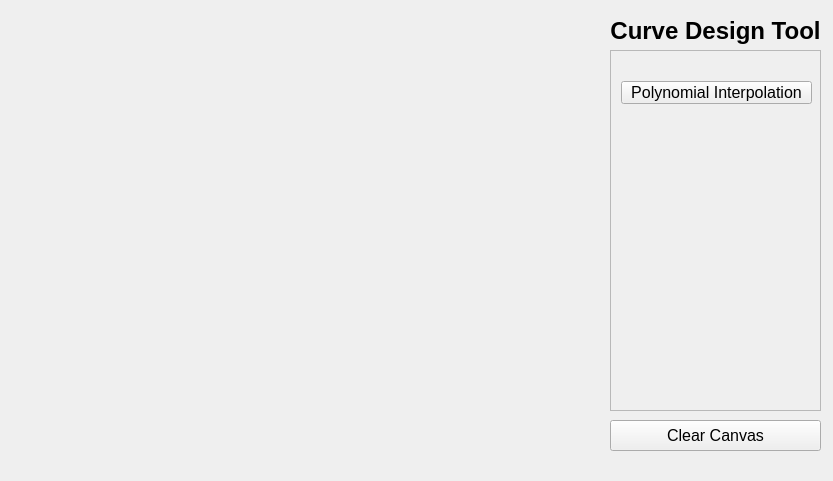
Fang2896/2D-Curve-Design-Tool, file src/ui/mainwindow.ui: the form before one commit.
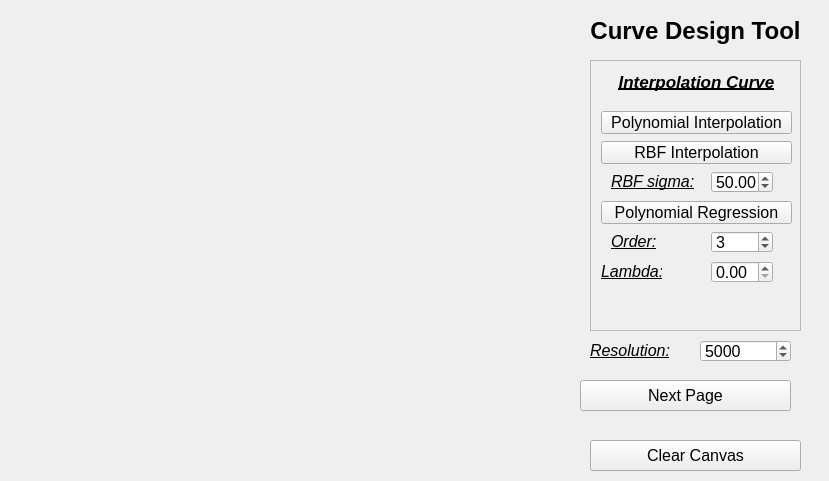
The form after the commit.

Commit message: add parameterization curve, regression curve

What changed in the file:
```diff
--- a/src/ui/mainwindow.ui
+++ b/src/ui/mainwindow.ui
@@ -6,7 +6,7 @@
    <rect>
     <x>0</x>
     <y>0</y>
-    <width>833</width>
+    <width>829</width>
     <height>481</height>
    </rect>
   </property>
@@ -16,10 +16,10 @@
   <widget class="QStackedWidget" name="curveControlStackedWidget">
    <property name="geometry">
     <rect>
-     <x>610</x>
-     <y>50</y>
+     <x>590</x>
+     <y>60</y>
      <width>211</width>
-     <height>361</height>
+     <height>271</height>
     </rect>
    </property>
    <property name="autoFillBackground">
@@ -31,13 +31,106 @@
    <property name="currentIndex">
     <number>1</number>
    </property>
-   <widget class="QWidget" name="page"/>
-   <widget class="QWidget" name="page_2">
+   <widget class="QWidget" name="ParameterizePage">
+    <widget class="QLabel" name="paramCurveTitle">
+     <property name="geometry">
+      <rect>
+       <x>0</x>
+       <y>10</y>
+       <width>211</width>
+       <height>41</height>
+      </rect>
+     </property>
+     <property name="font">
+      <font>
+       <family>Arial</family>
+       <pointsize>13</pointsize>
+       <weight>75</weight>
+       <italic>true</italic>
+       <bold>true</bold>
+       <underline>true</underline>
+      </font>
+     </property>
+     <property name="text">
+      <string>Parameterize Curve</string>
+     </property>
+     <property name="alignment">
+      <set>Qt::AlignCenter</set>
+     </property>
+    </widget>
+    <widget class="QPushButton" name="uniformParamPushButton">
+     <property name="geometry">
+      <rect>
+       <x>10</x>
+       <y>50</y>
+       <width>191</width>
+       <height>23</height>
+      </rect>
+     </property>
+     <property name="font">
+      <font>
+       <family>Arial</family>
+       <pointsize>12</pointsize>
+      </font>
+     </property>
+     <property name="text">
+      <string>Uniform Parameterize</string>
+     </property>
+     <property name="checkable">
+      <bool>true</bool>
+     </property>
+    </widget>
+    <widget class="QPushButton" name="chordalParamPushButton">
+     <property name="geometry">
+      <rect>
+       <x>10</x>
+       <y>90</y>
+       <width>191</width>
+       <height>23</height>
+      </rect>
+     </property>
+     <property name="font">
+      <font>
+       <family>Arial</family>
+       <pointsize>12</pointsize>
+      </font>
+     </property>
+     <property name="text">
+      <string>Chordal Parameterize</string>
+     </property>
+     <property name="checkable">
+      <bool>true</bool>
+     </property>
+    </widget>
+    <widget class="QPushButton" name="centrietalParamPushButton">
+     <property name="geometry">
+      <rect>
+       <x>10</x>
+       <y>120</y>
+       <width>191</width>
+       <height>23</height>
+      </rect>
+     </property>
+     <property name="font">
+      <font>
+       <family>Arial</family>
+       <pointsize>12</pointsize>
+      </font>
+     </property>
+     <property name="text">
+      <string>Centrietal Parameterize</string>
+     </property>
+     <property name="checkable">
+      <bool>true</bool>
+     </property>
+    </widget>
+   </widget>
+   <widget class="QWidget" name="InterpolationPage">
     <widget class="QPushButton" name="polyInterPushButton">
      <property name="geometry">
       <rect>
        <x>10</x>
-       <y>30</y>
+       <y>50</y>
        <width>191</width>
        <height>23</height>
       </rect>
@@ -55,12 +148,232 @@
       <bool>true</bool>
      </property>
     </widget>
+    <widget class="QLabel" name="interCurveTitle">
+     <property name="geometry">
+      <rect>
+       <x>0</x>
+       <y>0</y>
+       <width>211</width>
+       <height>41</height>
+      </rect>
+     </property>
+     <property name="font">
+      <font>
+       <family>Arial</family>
+       <pointsize>13</pointsize>
+       <weight>75</weight>
+       <italic>true</italic>
+       <bold>true</bold>
+       <underline>true</underline>
+      </font>
+     </property>
+     <property name="text">
+      <string>Interpolation Curve</string>
+     </property>
+     <property name="alignment">
+      <set>Qt::AlignCenter</set>
+     </property>
+    </widget>
+    <widget class="QPushButton" name="RBFPushButton">
+     <property name="geometry">
+      <rect>
+       <x>10</x>
+       <y>80</y>
+       <width>191</width>
+       <height>23</height>
+      </rect>
+     </property>
+     <property name="font">
+      <font>
+       <family>Arial</family>
+       <pointsize>12</pointsize>
+      </font>
+     </property>
+     <property name="text">
+      <string>RBF Interpolation</string>
+     </property>
+     <property name="checkable">
+      <bool>true</bool>
+     </property>
+    </widget>
+    <widget class="QLabel" name="RBFSigmaLabel">
+     <property name="geometry">
+      <rect>
+       <x>20</x>
+       <y>110</y>
+       <width>101</width>
+       <height>21</height>
+      </rect>
+     </property>
+     <property name="font">
+      <font>
+       <family>Arial</family>
+       <pointsize>12</pointsize>
+       <italic>true</italic>
+       <underline>true</underline>
+      </font>
+     </property>
+     <property name="text">
+      <string>RBF sigma:</string>
+     </property>
+    </widget>
+    <widget class="QDoubleSpinBox" name="RBFSigmaSpinBox">
+     <property name="geometry">
+      <rect>
+       <x>120</x>
+       <y>110</y>
+       <width>62</width>
+       <height>22</height>
+      </rect>
+     </property>
+     <property name="font">
+      <font>
+       <family>Arial</family>
+       <pointsize>12</pointsize>
+      </font>
+     </property>
+     <property name="minimum">
+      <double>0.000000000000000</double>
+     </property>
+     <property name="maximum">
+      <double>300.000000000000000</double>
+     </property>
+     <property name="singleStep">
+      <double>0.250000000000000</double>
+     </property>
+     <property name="value">
+      <double>50.000000000000000</double>
+     </property>
+    </widget>
+    <widget class="QPushButton" name="polyRegrePushButton">
+     <property name="geometry">
+      <rect>
+       <x>10</x>
+       <y>140</y>
+       <width>191</width>
+       <height>23</height>
+      </rect>
+     </property>
+     <property name="font">
+      <font>
+       <family>Arial</family>
+       <pointsize>12</pointsize>
+      </font>
+     </property>
+     <property name="text">
+      <string>Polynomial Regression</string>
+     </property>
+     <property name="checkable">
+      <bool>true</bool>
+     </property>
+    </widget>
+    <widget class="QLabel" name="polyRegreOrderLabel">
+     <property name="geometry">
+      <rect>
+       <x>20</x>
+       <y>170</y>
+       <width>61</width>
+       <height>21</height>
+      </rect>
+     </property>
+     <property name="font">
+      <font>
+       <family>Arial</family>
+       <pointsize>12</pointsize>
+       <italic>true</italic>
+       <underline>true</underline>
+      </font>
+     </property>
+     <property name="text">
+      <string>Order:</string>
+     </property>
+    </widget>
+    <widget class="QLabel" name="polyRegreLambdaLabel">
+     <property name="geometry">
+      <rect>
+       <x>10</x>
+       <y>200</y>
+       <width>61</width>
+       <height>21</height>
+      </rect>
+     </property>
+     <property name="font">
+      <font>
+       <family>Arial</family>
+       <pointsize>12</pointsize>
+       <italic>true</italic>
+       <underline>true</underline>
+      </font>
+     </property>
+     <property name="text">
+      <string>Lambda:</string>
+     </property>
+    </widget>
+    <widget class="QDoubleSpinBox" name="polyRegreOrderSpinBox">
+     <property name="geometry">
+      <rect>
+       <x>120</x>
+       <y>170</y>
+       <width>62</width>
+       <height>22</height>
+      </rect>
+     </property>
+     <property name="font">
+      <font>
+       <family>Arial</family>
+       <pointsize>12</pointsize>
+      </font>
+     </property>
+     <property name="decimals">
+      <number>0</number>
+     </property>
+     <property name="minimum">
+      <double>1.000000000000000</double>
+     </property>
+     <property name="maximum">
+      <double>500.000000000000000</double>
+     </property>
+     <property name="singleStep">
+      <double>1.000000000000000</double>
+     </property>
+     <property name="value">
+      <double>3.000000000000000</double>
+     </property>
+    </widget>
+    <widget class="QDoubleSpinBox" name="polyRegreLambdaSpinBox">
+     <property name="geometry">
+      <rect>
+       <x>120</x>
+       <y>200</y>
+       <width>62</width>
+       <height>22</height>
+      </rect>
+     </property>
+     <property name="font">
+      <font>
+       <family>Arial</family>
+       <pointsize>12</pointsize>
+      </font>
+     </property>
+     <property name="minimum">
+      <double>0.000000000000000</double>
+     </property>
+     <property name="maximum">
+      <double>300.000000000000000</double>
+     </property>
+     <property name="singleStep">
+      <double>0.250000000000000</double>
+     </property>
+     <property name="value">
+      <double>0.000000000000000</double>
+     </property>
+    </widget>
    </widget>
   </widget>
   <widget class="QLabel" name="titleLabel">
    <property name="geometry">
     <rect>
-     <x>610</x>
+     <x>590</x>
      <y>10</y>
      <width>211</width>
      <height>41</height>
@@ -84,8 +397,8 @@
   <widget class="QPushButton" name="clearButton">
    <property name="geometry">
     <rect>
-     <x>610</x>
-     <y>420</y>
+     <x>590</x>
+     <y>440</y>
      <width>211</width>
      <height>31</height>
     </rect>
@@ -100,6 +413,77 @@
     <string>Clear Canvas</string>
    </property>
   </widget>
+  <widget class="QPushButton" name="pageSwitchPushButton">
+   <property name="geometry">
+    <rect>
+     <x>580</x>
+     <y>380</y>
+     <width>211</width>
+     <height>31</height>
+    </rect>
+   </property>
+   <property name="font">
+    <font>
+     <family>Arial</family>
+     <pointsize>12</pointsize>
+    </font>
+   </property>
+   <property name="text">
+    <string>Next Page</string>
+   </property>
+  </widget>
+  <widget class="QLabel" name="resolutionLabel">
+   <property name="geometry">
+    <rect>
+     <x>590</x>
+     <y>340</y>
+     <width>91</width>
+     <height>21</height>
+    </rect>
+   </property>
+   <property name="font">
+    <font>
+     <family>Arial</family>
+     <pointsize>12</pointsize>
+     <italic>true</italic>
+     <underline>true</underline>
+    </font>
+   </property>
+   <property name="text">
+    <string>Resolution:</string>
+   </property>
+  </widget>
+  <widget class="QDoubleSpinBox" name="resolutionSpinBox">
+   <property name="geometry">
+    <rect>
+     <x>700</x>
+     <y>340</y>
+     <width>91</width>
+     <height>22</height>
+    </rect>
+   </property>
+   <property name="font">
+    <font>
+     <family>Arial</family>
+     <pointsize>12</pointsize>
+    </font>
+   </property>
+   <property name="decimals">
+    <number>0</number>
+   </property>
+   <property name="minimum">
+    <double>5.000000000000000</double>
+   </property>
+   <property name="maximum">
+    <double>100000.000000000000000</double>
+   </property>
+   <property name="singleStep">
+    <double>1.000000000000000</double>
+   </property>
+   <property name="value">
+    <double>5000.000000000000000</double>
+   </property>
+  </widget>
  </widget>
  <resources/>
  <connections/>
```
Left out of the diff: 1 changed line with no effect on the pictures. The commit also changes 9 other files.
